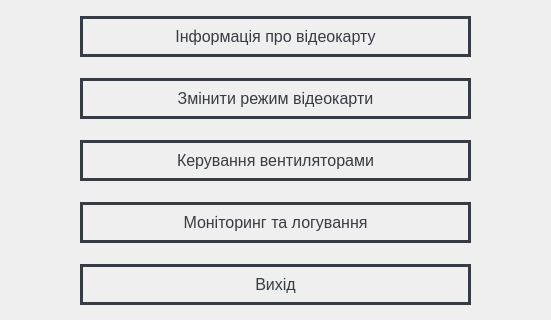
This is mainwindow.ui in JMrMark/VideoCardController as Qt 5 draws it before an edit; both pictures show x 122 to 673 and y 165 to 485 of the 795 by 673 pixel window. The edited form follows.
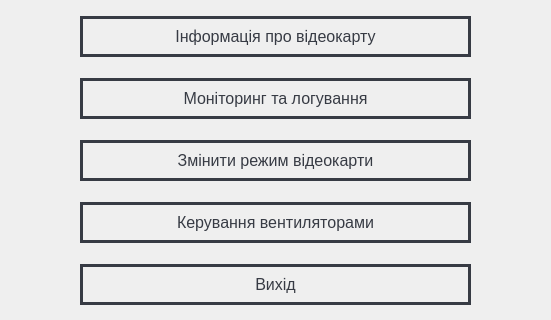
This is the edited form.

Commit message: VideoCard info/logger 0.8

```diff
--- a/mainwindow.ui
+++ b/mainwindow.ui
@@ -99,6 +99,38 @@
         </property>
        </widget>
       </item>
+      <item>
+       <widget class="QPushButton" name="monitorCard_b">
+        <property name="styleSheet">
+         <string notr="true">QPushButton {
+    border: 3px solid transparent;
+	border-color: #373B44;
+    padding: 8px 14px;
+    font-size: 16px;
+    color: #373B44;
+    background-color: transparent;
+    background-image: conical-gradient(from 90deg, transparent 90deg, #373B44 90deg);
+    background-position: center;
+    background-repeat: no-repeat;
+    background-origin: content;
+    outline: none;
+}
+
+QPushButton:hover {
+    outline: none;
+	background-color: #bfffac;
+}
+
+QPushButton:pressed {
+    background-color: #373B44;
+    color: white;
+}</string>
+        </property>
+        <property name="text">
+         <string>Моніторинг та логування</string>
+        </property>
+       </widget>
+      </item>
       <item>
        <widget class="QPushButton" name="modeCard_b">
         <property name="styleSheet">
@@ -163,38 +195,6 @@
         </property>
        </widget>
       </item>
-      <item>
-       <widget class="QPushButton" name="monitorCard_b">
-        <property name="styleSheet">
-         <string notr="true">QPushButton {
-    border: 3px solid transparent;
-	border-color: #373B44;
-    padding: 8px 14px;
-    font-size: 16px;
-    color: #373B44;
-    background-color: transparent;
-    background-image: conical-gradient(from 90deg, transparent 90deg, #373B44 90deg);
-    background-position: center;
-    background-repeat: no-repeat;
-    background-origin: content;
-    outline: none;
-}
-
-QPushButton:hover {
-    outline: none;
-	background-color: #bfffac;
-}
-
-QPushButton:pressed {
-    background-color: #373B44;
-    color: white;
-}</string>
-        </property>
-        <property name="text">
-         <string>Моніторинг та логування</string>
-        </property>
-       </widget>
-      </item>
       <item>
        <widget class="QPushButton" name="pushButton_5">
         <property name="styleSheet">
```
The commit also changes 83 other files.
